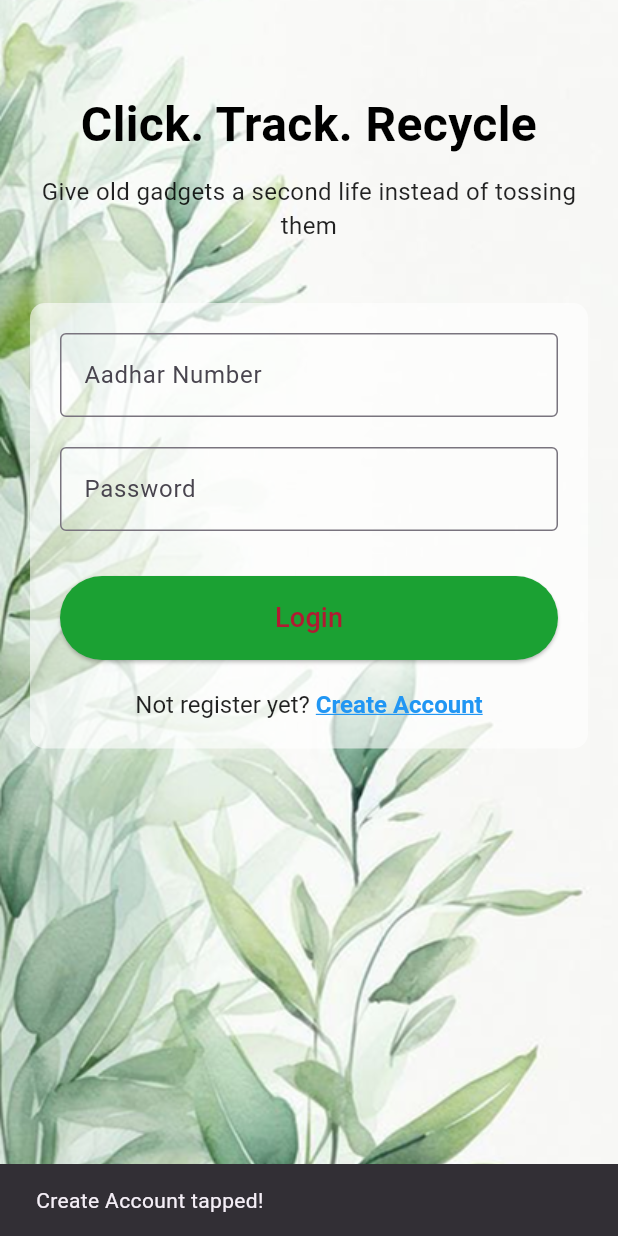
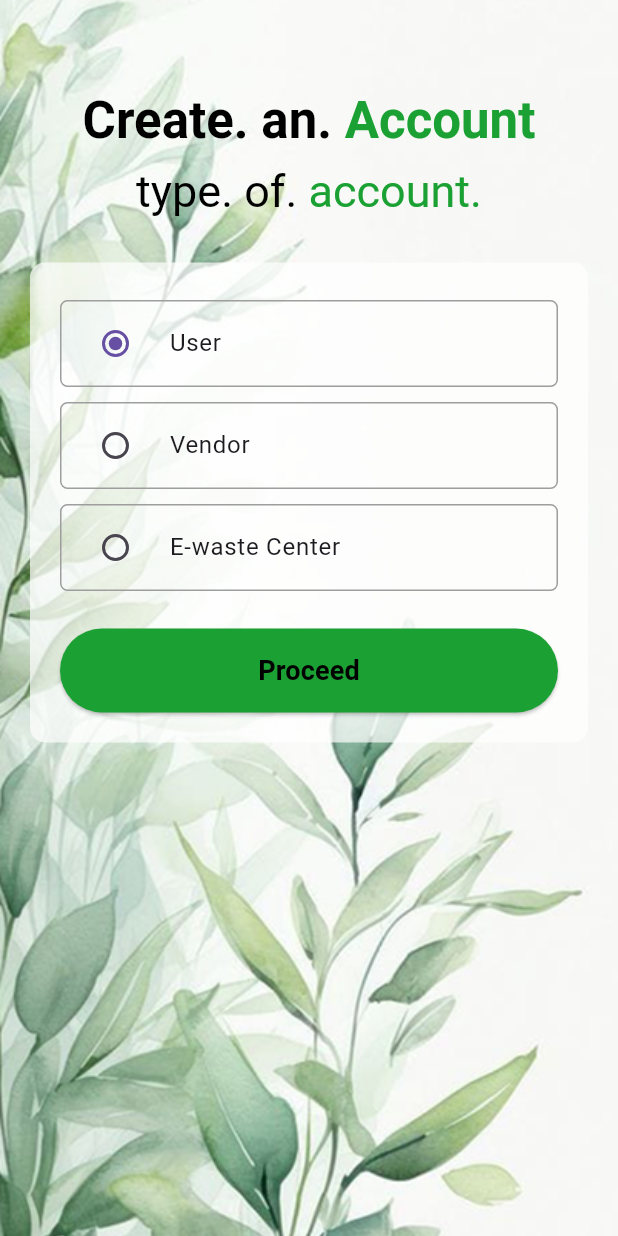
Before and after one commit to Lavitratyagi/recyclick, a Flutter app: the screen it shows after launch, after a tap on "Not register yet? Create Account", on a phone screen of 412 x 824 dp. Run offline on Flutter 3.47's test engine with Material 3 defaults, Android fonts, the phone set to English and light mode, and no system bars.

Commit message:
Add user navigation and initial screen setup with logo and background

```diff
--- /dev/null
+++ b/lib/screens/account_type.dart
@@ -0,0 +1,148 @@
+import 'package:flutter/material.dart';
+import 'package:recyclick/screens/user_signup.dart';
+
+class AccountType extends StatefulWidget {
+  @override
+  _AccountTypeState createState() => _AccountTypeState();
+}
+
+class _AccountTypeState extends State<AccountType> {
+  String _selectedAccountType = 'User';
+  final List<String> accountTypes = ['User', 'Vendor', 'E-waste Center'];
+
+  void _onProceed() {
+    if (_selectedAccountType == 'User') {
+      Navigator.push(
+        context,
+        MaterialPageRoute(builder: (context) => UserSignupPage()),
+      );
+    } else {
+      ScaffoldMessenger.of(context).showSnackBar(
+        SnackBar(content: Text('Proceed with $_selectedAccountType account')),
+      );
+    }
+  }
+
+  @override
+  Widget build(BuildContext context) {
+    return Scaffold(
+      // No app bar per requirements
+      body: Stack(
+        fit: StackFit.expand,
+        children: [
+          // Full-screen background image
+          Image.asset(
+            'assets/main_bg.png',
+            fit: BoxFit.cover,
+          ),
+          // Overlay for the form
+          SingleChildScrollView(
+            child: Container(
+              padding: EdgeInsets.symmetric(horizontal: 20.0, vertical: 60.0),
+              child: Column(
+                children: [
+                  // Headings outside the white container
+                  RichText(
+                    textAlign: TextAlign.center,
+                    text: TextSpan(
+                      style: TextStyle(
+                        fontFamily: 'Montserrat',
+                        fontSize: 34,
+                        fontWeight: FontWeight.bold,
+                      ),
+                      children: [
+                        TextSpan(
+                          text: 'Create. an. ',
+                          style: TextStyle(color: Colors.black),
+                        ),
+                        TextSpan(
+                          text: 'Account',
+                          style: TextStyle(color: Color(0xFF1BA133)),
+                        ),
+                      ],
+                    ),
+                  ),
+                  SizedBox(height: 10),
+                  RichText(
+                    textAlign: TextAlign.center,
+                    text: TextSpan(
+                      style: TextStyle(
+                        fontFamily: 'Montserrat',
+                        fontSize: 30,
+                      ),
+                      children: [
+                        TextSpan(
+                          text: 'type. of. ',
+                          style: TextStyle(color: Colors.black),
+                        ),
+                        TextSpan(
+                          text: 'account.',
+                          style: TextStyle(color: Color(0xFF1BA133)),
+                        ),
+                      ],
+                    ),
+                  ),
+                  SizedBox(height: 30),
+                  // White container with 70% opacity for the radio buttons and proceed button
+                  Container(
+                    padding: EdgeInsets.all(20),
+                    decoration: BoxDecoration(
+                      color: Colors.white.withOpacity(0.7),
+                      borderRadius: BorderRadius.circular(10),
+                    ),
+                    child: Column(
+                      children: [
+                        // Each radio button option wrapped in its own outlined container
+                        Column(
+                          children: accountTypes.map((type) {
+                            return Container(
+                              margin: EdgeInsets.symmetric(vertical: 5),
+                              decoration: BoxDecoration(
+                                border: Border.all(color: Colors.grey),
+                                borderRadius: BorderRadius.circular(5),
+                              ),
+                              child: RadioListTile<String>(
+                                title: Text(type),
+                                value: type,
+                                groupValue: _selectedAccountType,
+                                onChanged: (value) {
+                                  setState(() {
+                                    _selectedAccountType = value!;
+                                  });
+                                },
+                              ),
+                            );
+                          }).toList(),
+                        ),
+                        SizedBox(height: 20),
+                        // Proceed button
+                        SizedBox(
+                          width: double.infinity,
+                          child: ElevatedButton(
+                            onPressed: _onProceed,
+                            style: ElevatedButton.styleFrom(
+                              backgroundColor: Color(0xFF1BA133),
+                              padding: EdgeInsets.symmetric(vertical: 15),
+                            ),
+                            child: Text(
+                              'Proceed',
+                              style: TextStyle(
+                                fontSize: 18,
+                                color: Colors.black,
+                                fontWeight: FontWeight.bold,
+                              ),
+                            ),
+                          ),
+                        ),
+                      ],
+                    ),
+                  ),
+                ],
+              ),
+            ),
+          ),
+        ],
+      ),
+    );
+  }
+}
--- a/lib/screens/login.dart
+++ b/lib/screens/login.dart
@@ -1,11 +1,12 @@
 import 'package:flutter/material.dart';
+import 'package:recyclick/screens/account_type.dart';
 
 class LoginPage extends StatelessWidget {
   // Function for "Create Account" tap action
   void _onCreateAccountTap(BuildContext context) {
-    // Navigate to Create Account page or show a dialog
-    ScaffoldMessenger.of(context).showSnackBar(
-      SnackBar(content: Text('Create Account tapped!')),
+    Navigator.push(
+      context,
+      MaterialPageRoute(builder: (context) => AccountType()),
     );
   }
 
@@ -17,40 +18,39 @@ class LoginPage extends StatelessWidget {
         fit: StackFit.expand,
         children: [
           // Full-screen background image
-          Image.asset(
-            'assets/main_bg.png',
-            fit: BoxFit.cover,
-          ),
+          Image.asset('assets/main_bg.png', fit: BoxFit.cover),
           // Overlay for the login form
           SingleChildScrollView(
             child: Container(
               padding: EdgeInsets.symmetric(horizontal: 20.0, vertical: 60.0),
               child: Column(
-                crossAxisAlignment: CrossAxisAlignment.center,
+                crossAxisAlignment: CrossAxisAlignment.start,
                 children: [
-                  // Heading
+                  // Heading with Montserrat font, size 36, aligned to left
                   Text(
                     'Click. Track. Recycle',
                     style: TextStyle(
-                      fontSize: 32,
-                      fontWeight: FontWeight.bold,
+                      fontFamily: 'Montserrat',
+                      fontSize: 40,
+                      fontWeight: FontWeight.w900, // Extra bold weight
                       color: Colors.black,
                     ),
+                    textAlign: TextAlign.start,
+                  ),
+
+                  SizedBox(height: 10),
+                  // Subtext remains centered as before
+                  Center(
+                    child: Text(
+                      'Give old gadgets a second life instead of tossing them',
+                      style: TextStyle(fontSize: 16, color: Colors.black87),
                       textAlign: TextAlign.center,
                     ),
-                  SizedBox(height: 10),
-                  // Subtext
-                  Text(
-                    'Give old gadgets a second life instead of tossing them',
-                    style: TextStyle(
-                      fontSize: 16,
-                      color: Colors.black87,
-                    ),
-                    textAlign: TextAlign.center,
                   ),
                   SizedBox(height: 40),
                   // Container with white background and 60% opacity for text fields and buttons
-                  Container(
+                  Center(
+                    child: Container(
                       padding: EdgeInsets.all(20),
                       decoration: BoxDecoration(
                         color: Colors.white.withOpacity(0.6),
@@ -84,8 +84,8 @@ class LoginPage extends StatelessWidget {
                                 // Add login functionality here
                               },
                               style: ElevatedButton.styleFrom(
-                              foregroundColor: Color(0xFF1BA1332 & 0xFFFFFFFF), // Use the hex color code. Note: Fixing the hex.
-                              backgroundColor: Color(0xFF1BA133), // Corrected hex color: remove extra digit
+                                backgroundColor: Color(0xFF1BA133),
+                                foregroundColor: Colors.black,
                                 padding: EdgeInsets.symmetric(vertical: 15),
                               ),
                               child: Text(
@@ -110,8 +110,7 @@ class LoginPage extends StatelessWidget {
                                     text: 'Create Account',
                                     style: TextStyle(
                                       fontWeight: FontWeight.bold,
-                                    decoration: TextDecoration.underline,
-                                    color: Colors.blue,
+                                      color: Colors.black,
                                     ),
                                   ),
                                 ],
@@ -119,6 +118,7 @@ class LoginPage extends StatelessWidget {
                             ),
                           ),
                         ],
+                      ),
                     ),
                   ),
                 ],
```
Also changed, not shown: lib/screens/add_item.dart (added, +111 -0 lines), lib/screens/user_navigation.dart (added, +101 -0 lines), lib/screens/user_signup.dart (added, +146 -0 lines), assets/logo.png (added), assets/user_bg.png (added). Lines whose indentation alone changed are shown as unchanged.
